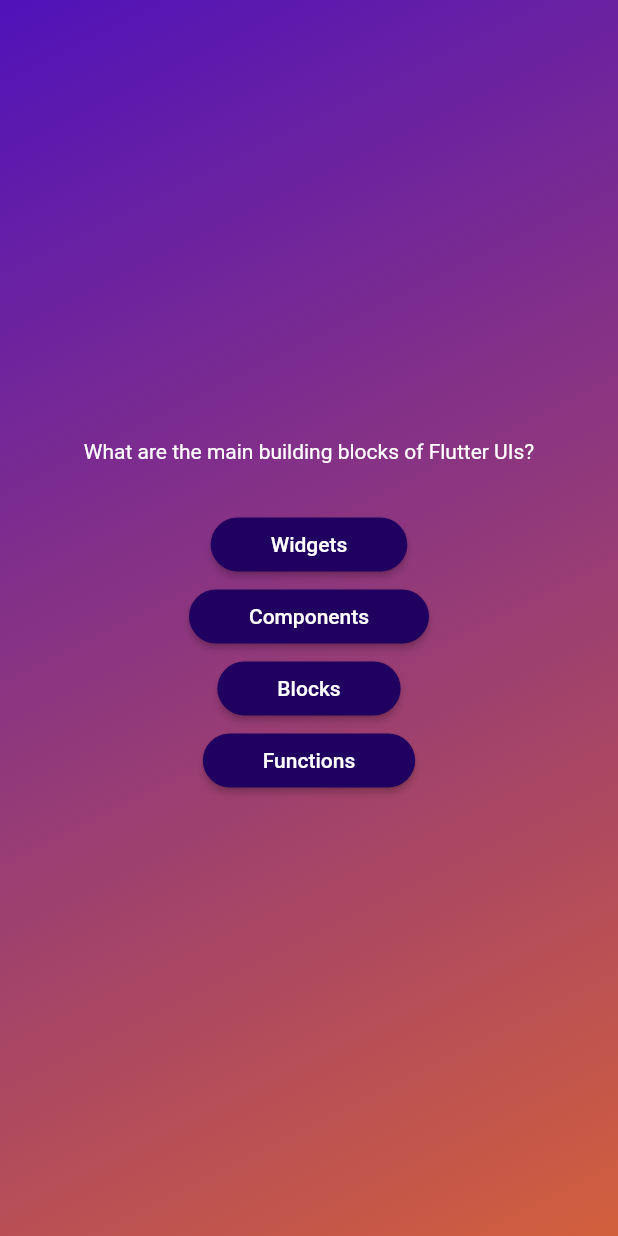
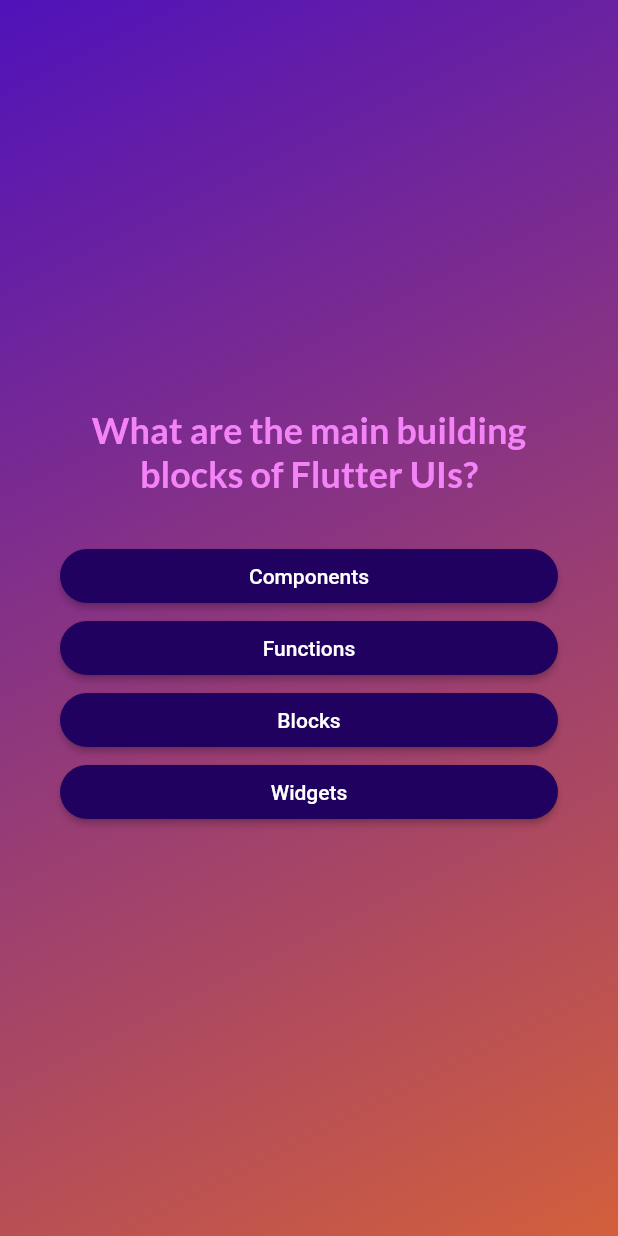
Before and after one commit to jeon-seongjae/flutter-quiz, a Flutter app: the screen it shows after launch, after a tap on "Start Quiz", on a phone screen of 412 x 824 dp. Run offline on Flutter 3.47's test engine with Material 2 defaults, Android fonts, the phone set to English and light mode, and no system bars; our stand-ins replace google_fonts.

Commit message:
[Flutter] - 8.22

```diff
--- a/lib/answer_button.dart
+++ b/lib/answer_button.dart
@@ -25,7 +25,10 @@ class AnswerButton extends StatelessWidget {
           borderRadius: BorderRadius.circular(40),
         ),
       ),
-      child: Text(answerText),
+      child: Text(
+        answerText,
+        textAlign: TextAlign.center,
+      ),
     );
   }
 }
--- a/lib/models/quiz_questions.dart
+++ b/lib/models/quiz_questions.dart
@@ -3,4 +3,10 @@ class QuizQuestion {
 
   final String text;
   final List<String> answers;
+
+  List<String> getShuffledAnswers() {
+    final shuffledList = List.of(answers);
+    shuffledList.shuffle();
+    return shuffledList;
+  }
 }
--- a/lib/questions.screen.dart
+++ b/lib/questions.screen.dart
@@ -1,9 +1,12 @@
 import 'package:adv_basics/answer_button.dart';
 import 'package:adv_basics/data/question.dart';
 import 'package:flutter/material.dart';
+import 'package:google_fonts/google_fonts.dart';
 
 class QuestionScreen extends StatefulWidget {
-  const QuestionScreen({super.key});
+  const QuestionScreen({super.key, required this.onSelectAnswer});
+
+  final void Function(String answer) onSelectAnswer;
 
   @override
   State<QuestionScreen> createState() {
@@ -13,28 +16,47 @@ class QuestionScreen extends StatefulWidget {
 
 // 언더바 하고 위에 클래스 이름 하고 state하면 위에서 사용하는 private class라는 룰
 class _QuestionScreenState extends State<QuestionScreen> {
+  var currentQuestionIndex = 0;
+
+  void answerQuestion(String selectedAnswer) {
+    widget.onSelectAnswer(selectedAnswer);
+    // currentQuestionIndex = currentQuestionIndex + 1;
+    // currentQuestionIndex += 1;
+    setState(() {
+      currentQuestionIndex++;
+    });
+  }
+
   @override
   Widget build(context) {
-    final CurrentQuestion = questions[0];
+    final currentQuestion = questions[currentQuestionIndex];
 
     return SizedBox(
       width: double.infinity,
+      child: Container(
+        margin: const EdgeInsets.all(40),
         child: Column(
           mainAxisAlignment: MainAxisAlignment.center,
+          crossAxisAlignment: CrossAxisAlignment.stretch,
           children: [
             Text(
-            CurrentQuestion.text,
-            style: const TextStyle(
-              color: Colors.white,
+              currentQuestion.text,
+              style: GoogleFonts.lato(
+                color: const Color.fromARGB(255, 244, 131, 248),
+                fontSize: 24,
+                fontWeight: FontWeight.bold,
               ),
+              textAlign: TextAlign.center,
             ),
             const SizedBox(
               height: 30,
             ),
-          ...CurrentQuestion.answers.map((item) {
+            ...currentQuestion.getShuffledAnswers().map((answer) {
               return AnswerButton(
-              answerText: item,
-              onTap: () {},
+                answerText: answer,
+                onTap: () {
+                  answerQuestion(answer);
+                },
               );
             }),
             // AnswerButton(
@@ -43,6 +65,7 @@ class _QuestionScreenState extends State<QuestionScreen> {
             // ),
           ],
         ),
+      ),
     );
   }
 }
--- a/lib/quiz.dart
+++ b/lib/quiz.dart
@@ -1,4 +1,6 @@
+import 'package:adv_basics/data/question.dart';
 import 'package:adv_basics/questions.screen.dart';
+import 'package:adv_basics/result_screen.dart';
 import 'package:adv_basics/start_screen.dart';
 import 'package:flutter/material.dart';
 
@@ -13,12 +15,23 @@ class Quiz extends StatefulWidget {
 
 // 언더바 하고 위에 클래스 이름 하고 state하면 위에서 사용하는 private class라는 룰
 class _QuizState extends State<Quiz> {
+  List<String> selectedAnswers = [];
   var activeScreen = 'start-screen';
 
   void switchScreen() {
     setState(() {
       activeScreen = 'questions-screen';
     });
+  }
+
+  void chooseAnswer(String answer) {
+    selectedAnswers.add(answer);
+
+    if (selectedAnswers.length == questions.length) {
+      setState(() {
+        activeScreen = 'results-screen';
+      });
+    }
   }
   // Widget? activeScreen;
 
@@ -43,7 +56,13 @@ class _QuizState extends State<Quiz> {
     Widget screenWidget = StartScreen(switchScreen);
 
     if (activeScreen == 'questions-screen') {
-      screenWidget = const QuestionScreen();
+      screenWidget = QuestionScreen(onSelectAnswer: chooseAnswer);
+    }
+
+    if (activeScreen == 'results-screen') {
+      screenWidget = ResultsScreen(
+        chosenAnswers: selectedAnswers,
+      );
     }
 
     return MaterialApp(
--- a/lib/start_screen.dart
+++ b/lib/start_screen.dart
@@ -1,4 +1,5 @@
 import 'package:flutter/material.dart';
+import 'package:google_fonts/google_fonts.dart';
 
 class StartScreen extends StatelessWidget {
   const StartScreen(this.startQuiz, {super.key});
@@ -28,10 +29,10 @@ class StartScreen extends StatelessWidget {
           //   ),
           // ),
           const SizedBox(height: 80),
-          const Text(
+          Text(
             'Learn Flutter the fum way!',
-            style: TextStyle(
-              color: Colors.white,
+            style: GoogleFonts.lato(
+              color: const Color.fromARGB(255, 237, 223, 252),
               fontSize: 24,
             ),
           ),
--- a/pubspec.yaml
+++ b/pubspec.yaml
@@ -34,6 +34,7 @@ dependencies:
   # The following adds the Cupertino Icons font to your application.
   # Use with the CupertinoIcons class for iOS style icons.
   cupertino_icons: ^1.0.2
+  google_fonts: ^5.1.0
 
 dev_dependencies:
   flutter_test:
```
Also changed, not shown: lib/question_summary.dart (added, +39 -0 lines), lib/result_screen.dart (added, +64 -0 lines), pubspec.lock, 7 other files. Lines whose indentation alone changed are shown as unchanged.
